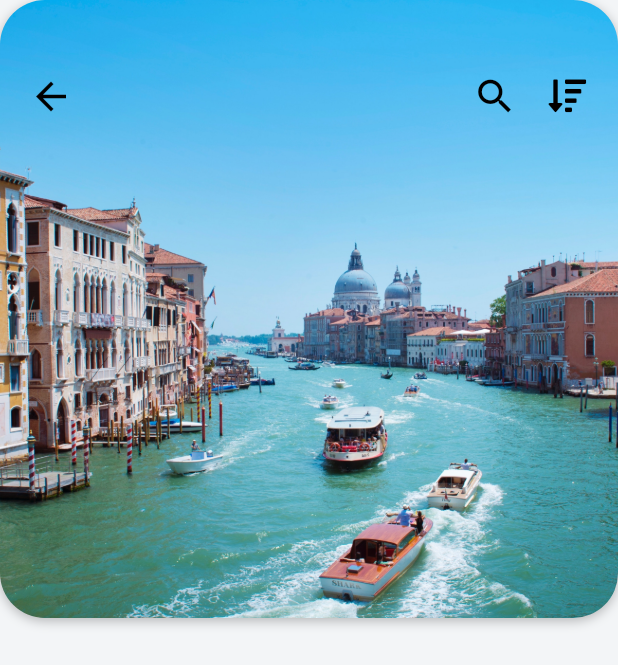
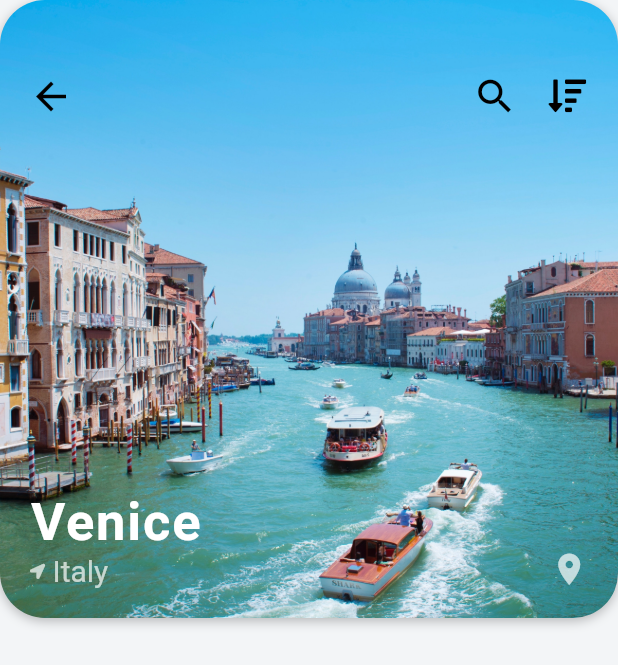
Before and after one commit to JBW7/flutter-apps, a Flutter app: the screen it shows after launch, after a tap on an icon or button, on a phone screen of 412 x 824 dp. Shown: the top 665 px of the screen. Run offline on Flutter 3.47's test engine with Material 2 defaults, Android fonts, the phone set to English and light mode, and no system bars; our stand-ins replace flutter_spinkit, font_awesome_flutter, math_expressions; missing offline and left inert: lipsum; network calls fail.

Commit message:
stacked text

```diff
--- a/travel_app/lib/screens/destination_screen.dart
+++ b/travel_app/lib/screens/destination_screen.dart
@@ -78,6 +78,56 @@ class _DestinationScreenState extends State<DestinationScreen> {
                     ),
                   ],
                 ),
+              ),
+              Positioned( // give some spacing with the border of the device
+                left: 20.0, // 20 pixels from the left
+                bottom: 20.0, // 20 pixels from the bottom
+                child: Column(
+                  crossAxisAlignment: CrossAxisAlignment.start,
+
+                  children: <Widget> [
+                    Text( // city text above the image
+                      widget.destination.city,
+                      style: TextStyle(
+                        color: Colors.white,
+                        fontSize: 35.0,
+                        fontWeight: FontWeight.w600,
+                        letterSpacing: 1.2,
+                      ),
+                    ),
+                    Row(
+
+                      children: <Widget>[
+                        Icon( // location arrow icon before the country text
+                          FontAwesomeIcons.locationArrow,
+                          size: 10.0,
+                          color: Colors.white70,
+                        ),
+
+                        SizedBox(
+                          width: 5.0,
+                        ),
+
+                        Text( // country text above the image
+                          widget.destination.country,
+                          style: TextStyle(
+                            color: Colors.white70,
+                            fontSize: 20.0,
+                          ),
+                        ),
+                      ],
+                    )
+                  ],
+                ),
+              ),
+              Positioned(
+                right: 20.0,
+                bottom: 20.0,
+                child: Icon(
+                  Icons.location_on,
+                  color: Colors.white70,
+                  size: 25.0,
+                ),
               )
             ],
           )
```
